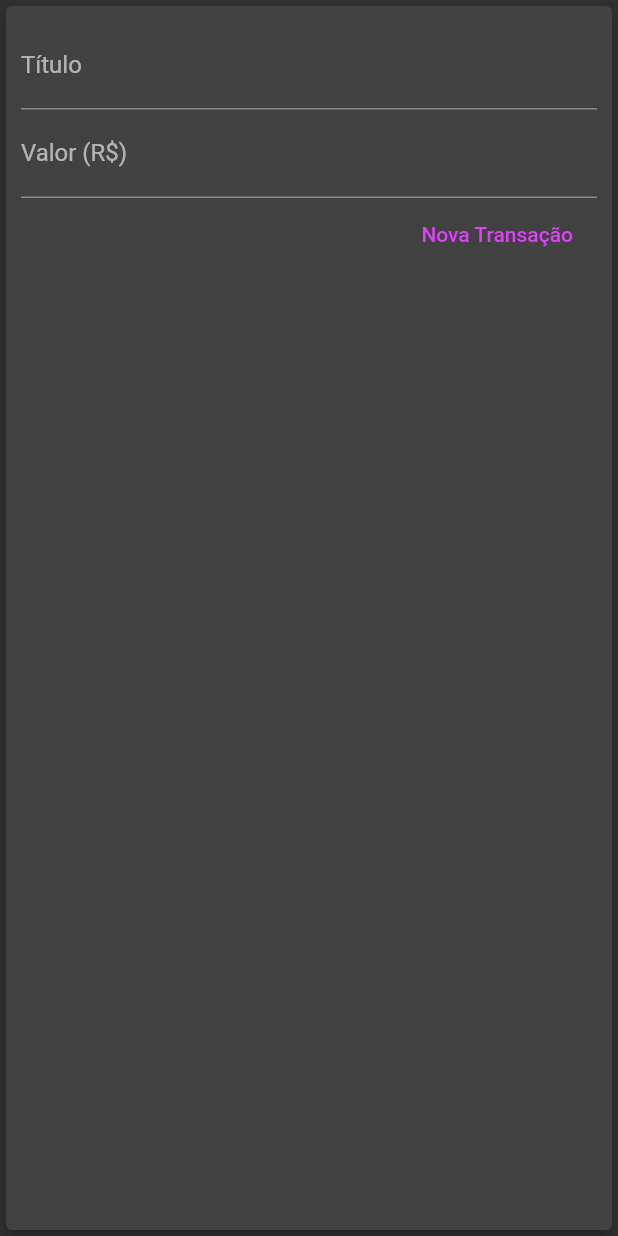
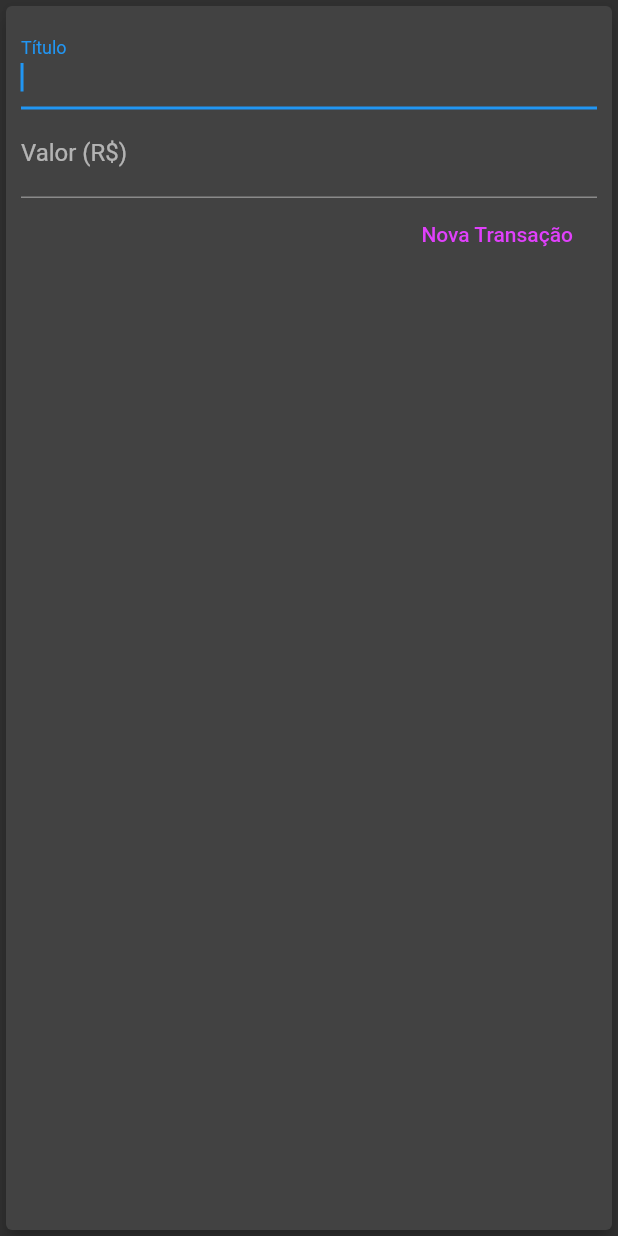
Before and after one commit to da0hn/despesas-pessoais, a Flutter app: the TransactionForm widget shown alone on an empty page, opened directly with empty values, after a tap on "Nova Transação", on a phone screen of 412 x 824 dp. Run offline on Flutter 3.47's test engine with Material 2 defaults, Android fonts, the phone set to English and light mode, and no system bars.

Commit message:
fix: corrige a não adição de uma nova transação na lista de transações

```diff
--- a/lib/components/transaction_form.dart
+++ b/lib/components/transaction_form.dart
@@ -1,11 +1,18 @@
 import 'package:flutter/material.dart';
 
-class TransactionForm extends StatelessWidget {
-  final titleController = TextEditingController();
-  final valueController = TextEditingController();
+class TransactionForm extends StatefulWidget {
   final void Function(String, double) onSubmit;
 
   TransactionForm(this.onSubmit);
+
+  @override
+  _TransactionFormState createState() => _TransactionFormState();
+}
+
+class _TransactionFormState extends State<TransactionForm> {
+  final titleController = TextEditingController();
+
+  final valueController = TextEditingController();
 
   @override
   Widget build(BuildContext context) {
@@ -18,6 +25,7 @@ class TransactionForm extends StatelessWidget {
         child: Column(
           children: [
             TextField(
+              autofocus: true,
               controller: titleController,
               decoration: InputDecoration(
                 labelText: 'Título',
@@ -56,6 +64,6 @@ class TransactionForm extends StatelessWidget {
 
     if (title.isEmpty || value <= 0) return;
 
-    onSubmit(title, value);
+    widget.onSubmit(title, value);
   }
 }
```
